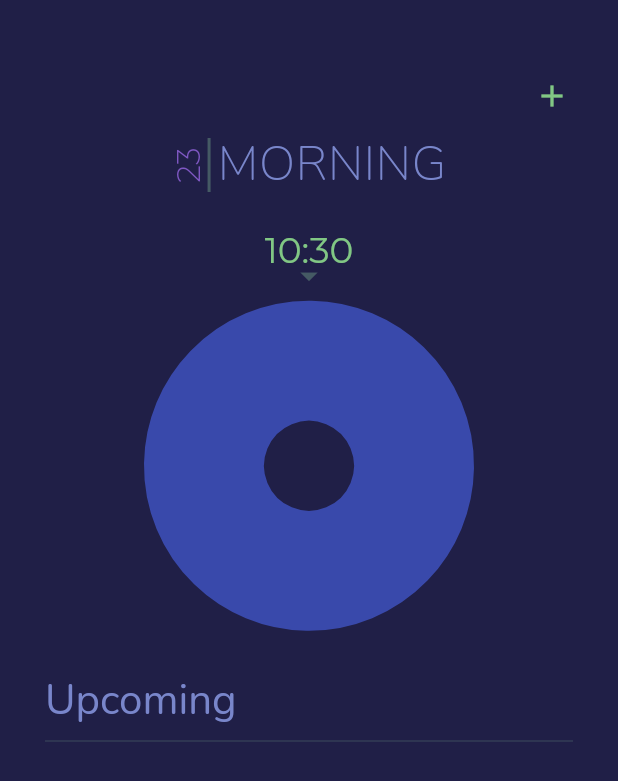
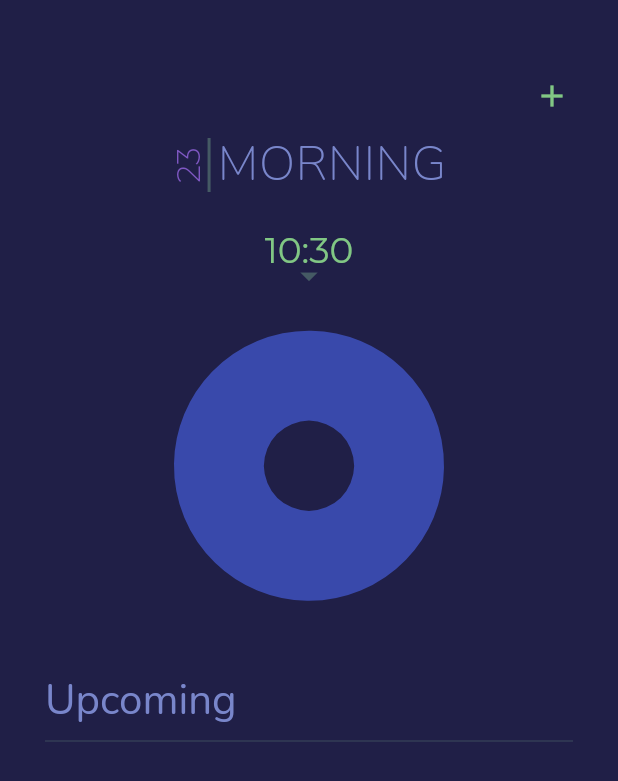
Before and after one commit to scarcheek/SleepScheduler, a Flutter app: the screen it shows after launch, on a phone screen of 412 x 824 dp. Shown: the top 781 px of the screen. Run offline on Flutter 3.47's test engine with Material 2 defaults, Android fonts, the phone set to English and light mode, and no system bars; drawn by our look-alikes of fl_chart; our stand-ins replace google_fonts, shared_preferences.

Commit message:
Fixed an overflow error when opening the keyboard in the textdialog

```diff
--- a/lib/main.dart
+++ b/lib/main.dart
@@ -87,6 +87,7 @@ class _MyHomePageState extends State<MyHomePage> {
   @override
   Widget build(BuildContext context) {
     return Scaffold(
+      resizeToAvoidBottomInset: false,
       body: Container(
         margin: EdgeInsets.only(top: 40, right: 20, left: 20),
         child: Center(
--- a/lib/widgets/sleep_pie.dart
+++ b/lib/widgets/sleep_pie.dart
@@ -62,7 +62,7 @@ class _SleepPieState extends State<SleepPie> {
         pieSectors.add(PieChartSectionData(
           value: sleep.start - accSectorTime,
           color: Theme.of(context).colorScheme.secondary,
-          radius: 80,
+          radius: 60,
           showTitle: false,
         ));
       }
@@ -78,14 +78,15 @@ class _SleepPieState extends State<SleepPie> {
       accSectorTime = sleep.start + sleep.duration;
     }
 
-    var firstSleepStart = (_schedule.sleepCycles.length > 0) ? _schedule.sleepCycles[0].start : 0;
+    var firstSleepStart =
+        (_schedule.sleepCycles.length > 0) ? _schedule.sleepCycles[0].start : 0;
 
     if (accSectorTime < 24 * 60 /* minutes */ || firstSleepStart != 0) {
       // add the awake time between the last and the first sleep
       pieSectors.add(PieChartSectionData(
         value: 24 * 60 /* minutes */ - accSectorTime + firstSleepStart,
         color: Theme.of(context).colorScheme.secondary,
-        radius: 80,
+        radius: 60,
         showTitle: false,
       ));
 
@@ -95,7 +96,11 @@ class _SleepPieState extends State<SleepPie> {
     rotation = 270; // rotates the pie to have 00:00 at the top
     rotation += firstSleepRotationOffset % 360;
     // rotate to the current time
-    rotation = (360 + rotation - (TimeOfDay.now().hour * 60 + TimeOfDay.now().minute) * rotationPerMin) % 360;
+    rotation = (360 +
+            rotation -
+            (TimeOfDay.now().hour * 60 + TimeOfDay.now().minute) *
+                rotationPerMin) %
+        360;
 
     return Column(children: [
       Stack(
@@ -106,7 +111,8 @@ class _SleepPieState extends State<SleepPie> {
             style: Theme.of(context).textTheme.headline3,
           ),
           Padding(
-            padding: EdgeInsets.only(top: Theme.of(context).textTheme.headline3!.fontSize! * 0.75),
+            padding: EdgeInsets.only(
+                top: Theme.of(context).textTheme.headline3!.fontSize! * 0.75),
             child: Icon(
               Icons.arrow_drop_down,
               size: 28,
```
